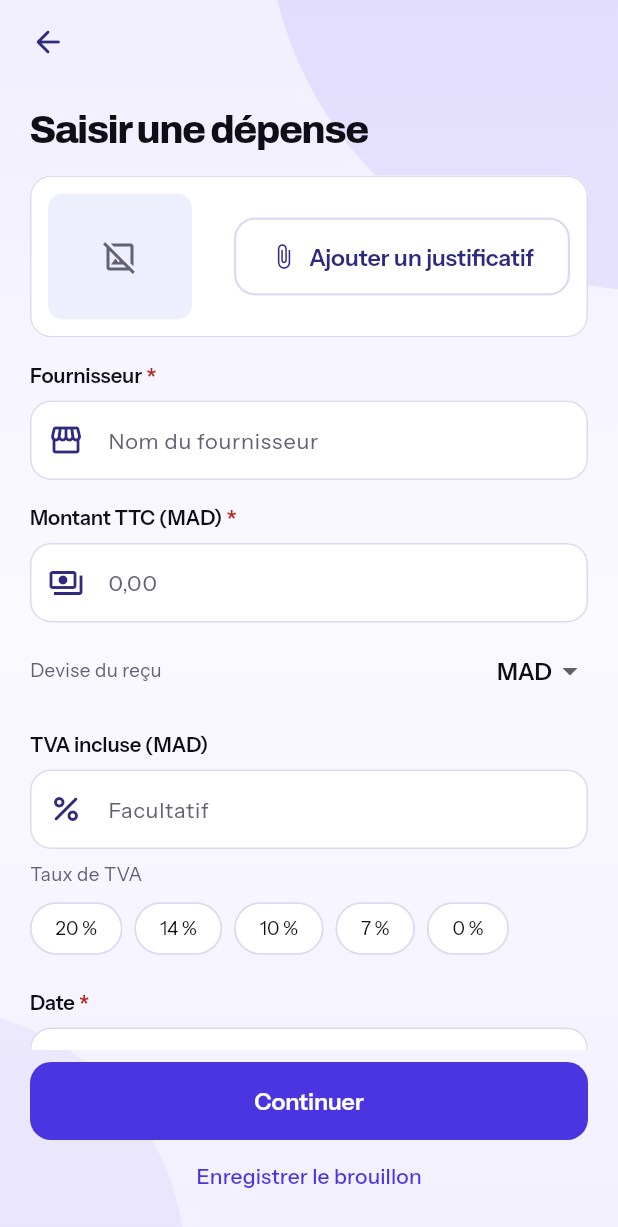
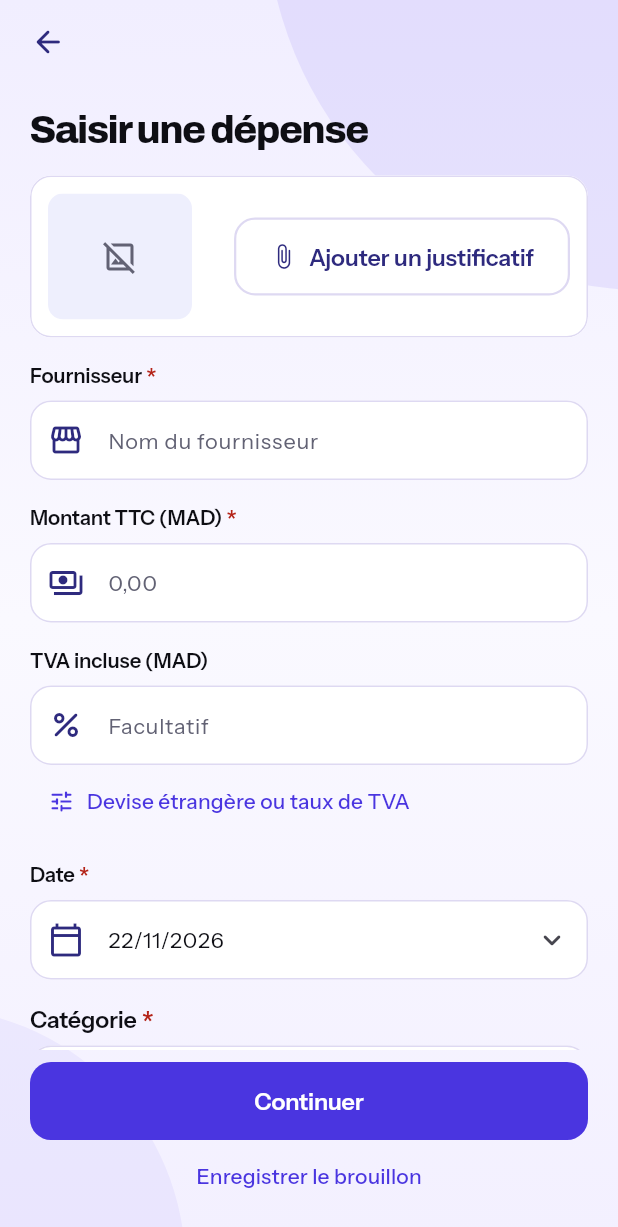
Before and after one commit to exceev-technology/rembo, a Flutter app: the ExpenseFormScreen screen opened by its route, on a phone screen of 412 x 824 dp. Shown: the top 1227 px of the screen. Run offline on Flutter 3.47's test engine with Material 3 defaults, Android fonts, the phone set to English and light mode, and no system bars; our stand-ins replace file_picker, flutter_secure_storage, image_picker, share_plus, shared_preferences, supabase_flutter; missing offline and left inert: cryptography, google_mlkit_text_recognition, pdfx; accounts and stored records are empty.

Commit message:
feat(ui): lighter screens for the people who use the app
- The OCR bench is a tool for the team: shown in test builds only, or in a
  release built with --dart-define=REMBO_TOOLS=true.
- The measures of the agents are for managers; the accountant keeps the
  accounting accounts.
- « Envoyer par WhatsApp » and the WhatsApp entry of the profile appear only
  when the app knows the Rembo line (REMBO_WHATSAPP_NUMBER), or in the demo.
- The expense form folds the currency and the VAT rate away for the usual
  receipt in dirhams; they open on demand, or by themselves when read on the
  receipt or already set.
- The report of the reading agent is one line, plus what to check or what
  was not read.

```diff
--- a/lib/core/data/demo_build.dart
+++ b/lib/core/data/demo_build.dart
@@ -5,3 +5,7 @@ import 'package:flutter/foundation.dart';
 /// `--dart-define=REMBO_DEMO=true`. Otherwise this is false when the app is
 /// compiled, and the compiler leaves the demo code out of the release.
 const demoAllowed = !kReleaseMode || bool.fromEnvironment('REMBO_DEMO');
+
+/// Tools for the team (the OCR bench): in test builds only, or when built
+/// with --dart-define=REMBO_TOOLS=true. People using the app never see them.
+const teamTools = !kReleaseMode || bool.fromEnvironment('REMBO_TOOLS');
--- a/lib/core/l10n/ar.dart
+++ b/lib/core/l10n/ar.dart
@@ -601,8 +601,7 @@ const arabic = <String, String>{
   'Type de fournisseur reconnu à son nom': 'نوع المورد معروف من اسمه',
   'Projet de votre dernière dépense chez ce fournisseur':
       'مشروع آخر مصروف لك لدى هذا المورد',
-  'Agent de lecture · serveur': 'وكيل القراءة · الخادم',
-  'Agent de lecture · sur le téléphone': 'وكيل القراءة · على الهاتف',
+  'Devise étrangère ou taux de TVA': 'عملة أجنبية أو نسبة الضريبة',
   'À vérifier : {field} — {reason}': 'للتحقق: {field} — {reason}',
   'Non lu : {fields}': 'لم يُقرأ: {fields}',
   'Proposé par l’agent : {reason}': 'اقتراح الوكيل: {reason}',
--- a/lib/features/common/profile_tab.dart
+++ b/lib/features/common/profile_tab.dart
@@ -6,6 +6,7 @@ import 'bench_screen.dart';
 
 import '../../app/app_routes.dart';
 import '../../core/data/app_state.dart';
+import '../../core/data/demo_build.dart';
 import '../../core/widgets/rembo_widgets.dart';
 import '../whatsapp/whatsapp.dart';
 
@@ -123,13 +124,14 @@ class ProfileTab extends StatelessWidget {
                   tr('Comptes comptables'),
                   onTap: () => AccountsScreen.open(context),
                 ),
-              if (manager || state.role == UserRole.accountant)
+              if (manager)
                 _Entry(
                   key: const ValueKey('profile-metrics'),
                   Icons.insights_outlined,
                   tr('Mesures des agents'),
                   onTap: () => AgentMetricsScreen.open(context),
                 ),
+              if (whatsAppOffered(state.isDemo))
                 _Entry(
                   key: const ValueKey('profile-whatsapp'),
                   Icons.chat_outlined,
@@ -139,6 +141,7 @@ class ProfileTab extends StatelessWidget {
                       : ltr(user.whatsappPhone!),
                   onTap: () => showWhatsAppSheet(context),
                 ),
+              if (teamTools)
                 _Entry(
                   key: const ValueKey('profile-bench'),
                   Icons.document_scanner_outlined,
--- a/lib/features/expenses/capture_screen.dart
+++ b/lib/features/expenses/capture_screen.dart
@@ -143,6 +143,7 @@ class _CaptureScreenState extends State<CaptureScreen> {
             icon: Icons.image_outlined,
             onTap: _import,
           ),
+          if (whatsAppOffered(AppScope.of(context).isDemo))
             _Way(
               key: const ValueKey('capture-whatsapp'),
               title: tr('Envoyer par WhatsApp'),
--- a/lib/features/expenses/expense_form_screen.dart
+++ b/lib/features/expenses/expense_form_screen.dart
@@ -72,6 +72,16 @@ class _ExpenseFormScreenState extends State<ExpenseFormScreen> {
   final _foreign = TextEditingController();
   String _currency = 'MAD';
   int? _vatRate;
+
+  /// Currency and VAT rate are folded away for the usual receipt (dirhams,
+  /// no rate): shown when asked for, read on the receipt, or already set.
+  bool _detailsAsked = false;
+  bool get _details =>
+      _detailsAsked ||
+      _currency != 'MAD' ||
+      _vatRate != null ||
+      _proposed.contains('currency') ||
+      _proposed.contains('rate');
   String? _category;
 
   /// Proposals of the classification agent still shown as such, and why.
@@ -608,26 +618,21 @@ class _ExpenseFormScreenState extends State<ExpenseFormScreen> {
             children: [
               const Icon(
                 Icons.auto_awesome_outlined,
-                size: 20,
+                size: 18,
                 color: RemboColors.indigo,
               ),
               const SizedBox(width: RemboSpace.sm),
               Expanded(
                 child: Text(
-                  reading.engine == 'server'
-                      ? tr('Agent de lecture · serveur')
-                      : tr('Agent de lecture · sur le téléphone'),
-                  style: RemboText.subtitle,
+                  reading.simulated
+                      ? tr(
+                          'Démonstration : valeurs simulées, non lues sur la photo.',
+                        )
+                      : tr('Valeurs lues sur le ticket : vérifiez-les.'),
+                  style: RemboText.caption,
                 ),
               ),
             ],
-          ),
-          const SizedBox(height: RemboSpace.xs),
-          Text(
-            reading.simulated
-                ? tr('Démonstration : valeurs simulées, non lues sur la photo.')
-                : tr('Valeurs lues sur le ticket : vérifiez-les.'),
-            style: RemboText.caption,
           ),
           for (final field in unsure)
             Padding(
@@ -789,7 +794,8 @@ class _ExpenseFormScreenState extends State<ExpenseFormScreen> {
           textInputAction: TextInputAction.next,
           onChanged: (_) => setState(() => _proposed.remove('amount')),
         ),
-        const SizedBox(height: RemboSpace.sm),
+        if (_details) const SizedBox(height: RemboSpace.sm),
+        if (_details)
           Row(
             children: [
               Expanded(
@@ -861,6 +867,17 @@ class _ExpenseFormScreenState extends State<ExpenseFormScreen> {
               ..remove('vat-computed');
           }),
         ),
+        if (!_details)
+          Align(
+            alignment: AlignmentDirectional.centerStart,
+            child: TextButton.icon(
+              key: const ValueKey('form-details'),
+              icon: const Icon(Icons.tune_rounded, size: 18),
+              label: Text(tr('Devise étrangère ou taux de TVA')),
+              onPressed: () => setState(() => _detailsAsked = true),
+            ),
+          ),
+        if (_details) ...[
           const SizedBox(height: RemboSpace.sm),
           Row(
             children: [
@@ -886,6 +903,7 @@ class _ExpenseFormScreenState extends State<ExpenseFormScreen> {
                 ),
             ],
           ),
+        ],
         const SizedBox(height: RemboSpace.lg),
         RemboTextField(
           fieldKey: const ValueKey('form-date'),
--- a/lib/features/whatsapp/whatsapp.dart
+++ b/lib/features/whatsapp/whatsapp.dart
@@ -8,6 +8,10 @@ import '../../core/log.dart';
 /// WhatsApp number of the company's REMBO line, digits only, given at
 /// build time (REMBO_WHATSAPP_NUMBER). Empty until the line exists.
 const remboWhatsAppNumber = String.fromEnvironment('REMBO_WHATSAPP_NUMBER');
+
+/// WhatsApp is offered only when there is a line to write to, or in the
+/// demo, which simulates it.
+bool whatsAppOffered(bool demo) => remboWhatsAppNumber.isNotEmpty || demo;
 
 Future<bool> _open(String url) async {
   try {
```
Also changed, not shown: 1 other file. Lines whose indentation alone changed are shown as unchanged.
